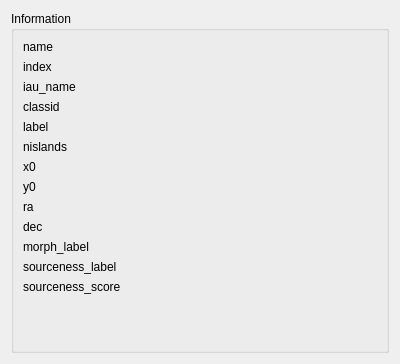
The window that Code/ui/sourcewidget.ui (VisIVOLab/ViaLacteaVisualAnalytics) describes before a commit, drawn with Qt 5.
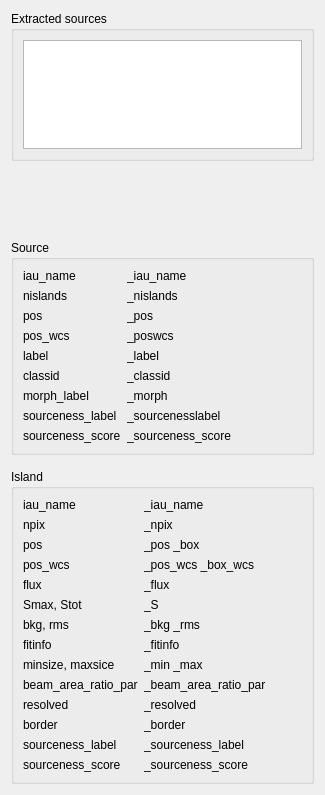
The same window after the commit.

Commit message: Json catalogue: island info + separate actor for each extract source

The edit to the form file:
```diff
--- a/Code/ui/sourcewidget.ui
+++ b/Code/ui/sourcewidget.ui
@@ -6,202 +6,378 @@
    <rect>
     <x>0</x>
     <y>0</y>
-    <width>400</width>
-    <height>364</height>
+    <width>325</width>
+    <height>795</height>
    </rect>
   </property>
   <property name="windowTitle">
    <string>Form</string>
   </property>
   <layout class="QVBoxLayout" name="verticalLayout">
-   <item>
-    <widget class="QGroupBox" name="boxInfo">
+   <item alignment="Qt::AlignTop">
+    <widget class="QGroupBox" name="boxExtracted">
+     <property name="maximumSize">
+      <size>
+       <width>16777215</width>
+       <height>150</height>
+      </size>
+     </property>
      <property name="title">
-      <string>Information</string>
+      <string>Extracted sources</string>
+     </property>
+     <layout class="QVBoxLayout" name="verticalLayout_2">
+      <item>
+       <widget class="QListWidget" name="listExtracted"/>
+      </item>
+     </layout>
+    </widget>
+   </item>
+   <item alignment="Qt::AlignTop">
+    <widget class="QGroupBox" name="boxSource">
+     <property name="title">
+      <string>Source</string>
      </property>
      <layout class="QFormLayout" name="formLayout">
       <property name="labelAlignment">
        <set>Qt::AlignLeading|Qt::AlignLeft|Qt::AlignVCenter</set>
       </property>
+      <property name="formAlignment">
+       <set>Qt::AlignLeading|Qt::AlignLeft|Qt::AlignTop</set>
+      </property>
       <item row="0" column="0">
-       <widget class="QLabel" name="label">
-        <property name="text">
-         <string>name</string>
-        </property>
-       </widget>
-      </item>
-      <item row="1" column="0">
-       <widget class="QLabel" name="label_2">
-        <property name="text">
-         <string>index</string>
-        </property>
-       </widget>
-      </item>
-      <item row="2" column="0">
        <widget class="QLabel" name="label_3">
         <property name="text">
          <string>iau_name</string>
         </property>
        </widget>
       </item>
-      <item row="3" column="0">
-       <widget class="QLabel" name="label_4">
+      <item row="0" column="1">
+       <widget class="QLabel" name="labelSourceIau">
         <property name="text">
-         <string>classid</string>
+         <string>_iau_name</string>
         </property>
        </widget>
       </item>
-      <item row="4" column="0">
-       <widget class="QLabel" name="label_5">
-        <property name="text">
-         <string>label</string>
-        </property>
-       </widget>
-      </item>
-      <item row="5" column="0">
+      <item row="1" column="0">
        <widget class="QLabel" name="label_6">
         <property name="text">
          <string>nislands</string>
         </property>
        </widget>
       </item>
-      <item row="6" column="0">
+      <item row="1" column="1">
+       <widget class="QLabel" name="labelNumIslands">
+        <property name="text">
+         <string>_nislands</string>
+        </property>
+       </widget>
+      </item>
+      <item row="2" column="0">
        <widget class="QLabel" name="label_7">
         <property name="text">
-         <string>x0</string>
+         <string>pos</string>
         </property>
        </widget>
       </item>
-      <item row="7" column="0">
+      <item row="3" column="0">
        <widget class="QLabel" name="label_8">
         <property name="text">
-         <string>y0</string>
+         <string>pos_wcs</string>
+        </property>
+       </widget>
+      </item>
+      <item row="4" column="0">
+       <widget class="QLabel" name="label_5">
+        <property name="text">
+         <string>label</string>
+        </property>
+       </widget>
+      </item>
+      <item row="2" column="1">
+       <widget class="QLabel" name="labelSourcePos">
+        <property name="text">
+         <string>_pos</string>
+        </property>
+       </widget>
+      </item>
+      <item row="3" column="1">
+       <widget class="QLabel" name="labelSourcePosWCS">
+        <property name="text">
+         <string>_poswcs</string>
+        </property>
+       </widget>
+      </item>
+      <item row="4" column="1">
+       <widget class="QLabel" name="labelSourceLabel">
+        <property name="text">
+         <string>_label</string>
+        </property>
+       </widget>
+      </item>
+      <item row="5" column="0">
+       <widget class="QLabel" name="label_4">
+        <property name="text">
+         <string>classid</string>
+        </property>
+       </widget>
+      </item>
+      <item row="5" column="1">
+       <widget class="QLabel" name="labelSourceClassId">
+        <property name="text">
+         <string>_classid</string>
+        </property>
+       </widget>
+      </item>
+      <item row="6" column="0">
+       <widget class="QLabel" name="label_11">
+        <property name="text">
+         <string>morph_label</string>
+        </property>
+       </widget>
+      </item>
+      <item row="6" column="1">
+       <widget class="QLabel" name="labelSourceMorphLabel">
+        <property name="text">
+         <string>_morph</string>
+        </property>
+       </widget>
+      </item>
+      <item row="7" column="0">
+       <widget class="QLabel" name="label_12">
+        <property name="text">
+         <string>sourceness_label</string>
+        </property>
+       </widget>
+      </item>
+      <item row="7" column="1">
+       <widget class="QLabel" name="labelSourceSourcenessLabel">
+        <property name="text">
+         <string>_sourcenesslabel</string>
         </property>
        </widget>
       </item>
       <item row="8" column="0">
+       <widget class="QLabel" name="label_13">
+        <property name="text">
+         <string>sourceness_score</string>
+        </property>
+       </widget>
+      </item>
+      <item row="8" column="1">
+       <widget class="QLabel" name="labelSourceSourcenessScore">
+        <property name="text">
+         <string>_sourceness_score</string>
+        </property>
+       </widget>
+      </item>
+     </layout>
+    </widget>
+   </item>
+   <item alignment="Qt::AlignTop">
+    <widget class="QGroupBox" name="boxIslands">
+     <property name="title">
+      <string>Island</string>
+     </property>
+     <layout class="QFormLayout" name="formLayout_2">
+      <property name="labelAlignment">
+       <set>Qt::AlignLeading|Qt::AlignLeft|Qt::AlignVCenter</set>
+      </property>
+      <property name="formAlignment">
+       <set>Qt::AlignLeading|Qt::AlignLeft|Qt::AlignTop</set>
+      </property>
+      <item row="0" column="0">
+       <widget class="QLabel" name="label">
+        <property name="text">
+         <string>iau_name</string>
+        </property>
+       </widget>
+      </item>
+      <item row="0" column="1">
+       <widget class="QLabel" name="labelIslandIau">
+        <property name="text">
+         <string>_iau_name</string>
+        </property>
+       </widget>
+      </item>
+      <item row="1" column="0">
+       <widget class="QLabel" name="label_2">
+        <property name="text">
+         <string>npix</string>
+        </property>
+       </widget>
+      </item>
+      <item row="1" column="1">
+       <widget class="QLabel" name="labelIslandNpix">
+        <property name="text">
+         <string>_npix</string>
+        </property>
+       </widget>
+      </item>
+      <item row="2" column="0">
        <widget class="QLabel" name="label_9">
         <property name="text">
-         <string>ra</string>
+         <string>pos</string>
         </property>
        </widget>
       </item>
-      <item row="9" column="0">
+      <item row="2" column="1">
+       <widget class="QLabel" name="labelIslandPos">
+        <property name="text">
+         <string>_pos _box</string>
+        </property>
+       </widget>
+      </item>
+      <item row="3" column="0">
        <widget class="QLabel" name="label_10">
         <property name="text">
-         <string>dec</string>
+         <string>pos_wcs</string>
+        </property>
+       </widget>
+      </item>
+      <item row="3" column="1">
+       <widget class="QLabel" name="labelIslandPosWCS">
+        <property name="text">
+         <string>_pos_wcs _box_wcs</string>
+        </property>
+       </widget>
+      </item>
+      <item row="4" column="0">
+       <widget class="QLabel" name="label_14">
+        <property name="text">
+         <string>flux</string>
+        </property>
+       </widget>
+      </item>
+      <item row="4" column="1">
+       <widget class="QLabel" name="labelIslandFlux">
+        <property name="text">
+         <string>_flux</string>
+        </property>
+       </widget>
+      </item>
+      <item row="5" column="0">
+       <widget class="QLabel" name="label_15">
+        <property name="text">
+         <string>Smax, Stot</string>
+        </property>
+       </widget>
+      </item>
+      <item row="5" column="1">
+       <widget class="QLabel" name="labelIslandS">
+        <property name="text">
+         <string>_S</string>
+        </property>
+       </widget>
+      </item>
+      <item row="6" column="0">
+       <widget class="QLabel" name="label_16">
+        <property name="text">
+         <string>bkg, rms</string>
+        </property>
+       </widget>
+      </item>
+      <item row="6" column="1">
+       <widget class="QLabel" name="labelIslandBkgRms">
+        <property name="text">
+         <string>_bkg _rms</string>
+        </property>
+       </widget>
+      </item>
+      <item row="7" column="0">
+       <widget class="QLabel" name="label_17">
+        <property name="text">
+         <string>fitinfo</string>
+        </property>
+       </widget>
+      </item>
+      <item row="7" column="1">
+       <widget class="QLabel" name="labelIslandFit">
+        <property name="text">
+         <string>_fitinfo</string>
+        </property>
+       </widget>
+      </item>
+      <item row="8" column="0">
+       <widget class="QLabel" name="label_18">
+        <property name="text">
+         <string>minsize, maxsice</string>
+        </property>
+       </widget>
+      </item>
+      <item row="8" column="1">
+       <widget class="QLabel" name="labelIslandMinMax">
+        <property name="text">
+         <string>_min _max</string>
+        </property>
+       </widget>
+      </item>
+      <item row="9" column="0">
+       <widget class="QLabel" name="label_19">
+        <property name="text">
+         <string>beam_area_ratio_par</string>
+        </property>
+       </widget>
+      </item>
+      <item row="9" column="1">
+       <widget class="QLabel" name="labelIslandBeam">
+        <property name="text">
+         <string>_beam_area_ratio_par</string>
         </property>
        </widget>
       </item>
       <item row="10" column="0">
-       <widget class="QLabel" name="label_11">
+       <widget class="QLabel" name="label_20">
         <property name="text">
-         <string>morph_label</string>
+         <string>resolved</string>
+        </property>
+       </widget>
+      </item>
+      <item row="10" column="1">
+       <widget class="QLabel" name="labelIslandResolved">
+        <property name="text">
+         <string>_resolved</string>
         </property>
        </widget>
       </item>
       <item row="11" column="0">
-       <widget class="QLabel" name="label_12">
+       <widget class="QLabel" name="label_21">
         <property name="text">
-         <string>sourceness_label</string>
+         <string>border</string>
+        </property>
+       </widget>
+      </item>
+      <item row="11" column="1">
+       <widget class="QLabel" name="labelIslandBorder">
+        <property name="text">
+         <string>_border</string>
         </property>
        </widget>
       </item>
       <item row="12" column="0">
-       <widget class="QLabel" name="label_13">
+       <widget class="QLabel" name="label_22">
         <property name="text">
-         <string>sourceness_score</string>
+         <string>sourceness_label</string>
         </property>
        </widget>
       </item>
       <item row="12" column="1">
-       <widget class="QLabel" name="labelSourceScore">
+       <widget class="QLabel" name="labelIslandSourcenessLabel">
         <property name="text">
-         <string/>
+         <string>_sourceness_label</string>
         </property>
        </widget>
       </item>
-      <item row="11" column="1">
-       <widget class="QLabel" name="labelSourceLabel">
+      <item row="13" column="0">
+       <widget class="QLabel" name="label_23">
         <property name="text">
-         <string/>
+         <string>sourceness_score</string>
         </property>
        </widget>
       </item>
-      <item row="10" column="1">
-       <widget class="QLabel" name="labelMorpthLabel">
+      <item row="13" column="1">
+       <widget class="QLabel" name="labelIslandSourcenessScore">
         <property name="text">
-         <string/>
-        </property>
-       </widget>
-      </item>
-      <item row="9" column="1">
-       <widget class="QLabel" name="labelDec">
-        <property name="text">
-         <string/>
-        </property>
-       </widget>
-      </item>
-      <item row="8" column="1">
-       <widget class="QLabel" name="labelRa">
-        <property name="text">
-         <string/>
-        </property>
-       </widget>
-      </item>
-      <item row="7" column="1">
-       <widget class="QLabel" name="labelY">
-        <property name="text">
-         <string/>
-        </property>
-       </widget>
-      </item>
-      <item row="6" column="1">
-       <widget class="QLabel" name="labelX">
-        <property name="text">
-         <string/>
-        </property>
-       </widget>
-      </item>
-      <item row="5" column="1">
-       <widget class="QLabel" name="labelNumIslands">
-        <property name="text">
-         <string/>
-        </property>
-       </widget>
-      </item>
-      <item row="4" column="1">
-       <widget class="QLabel" name="labelLabel">
-        <property name="text">
-         <string/>
-        </property>
-       </widget>
-      </item>
-      <item row="3" column="1">
-       <widget class="QLabel" name="labelClassId">
-        <property name="text">
-         <string/>
-        </property>
-       </widget>
-      </item>
-      <item row="2" column="1">
-       <widget class="QLabel" name="labelIauName">
-        <property name="text">
-         <string/>
-        </property>
-       </widget>
-      </item>
-      <item row="1" column="1">
-       <widget class="QLabel" name="labelIndex">
-        <property name="text">
-         <string/>
-        </property>
-       </widget>
-      </item>
-      <item row="0" column="1">
-       <widget class="QLabel" name="labelName">
-        <property name="text">
-         <string/>
+         <string>_sourceness_score</string>
         </property>
        </widget>
       </item>
```
The commit also changes 8 other files.
